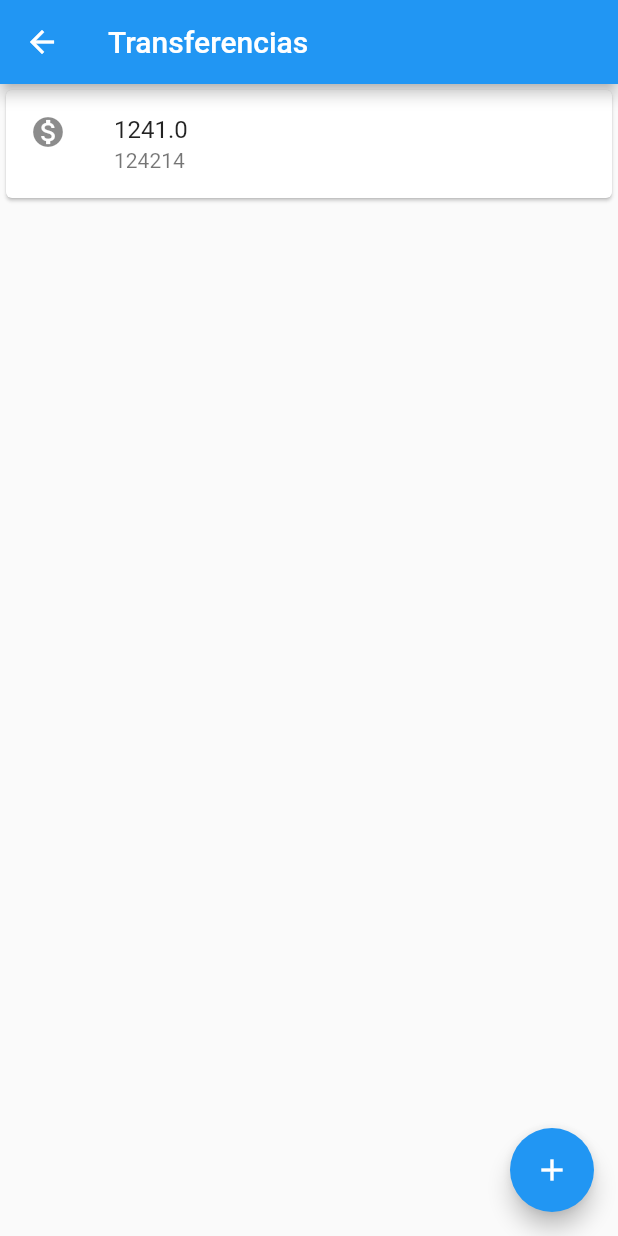
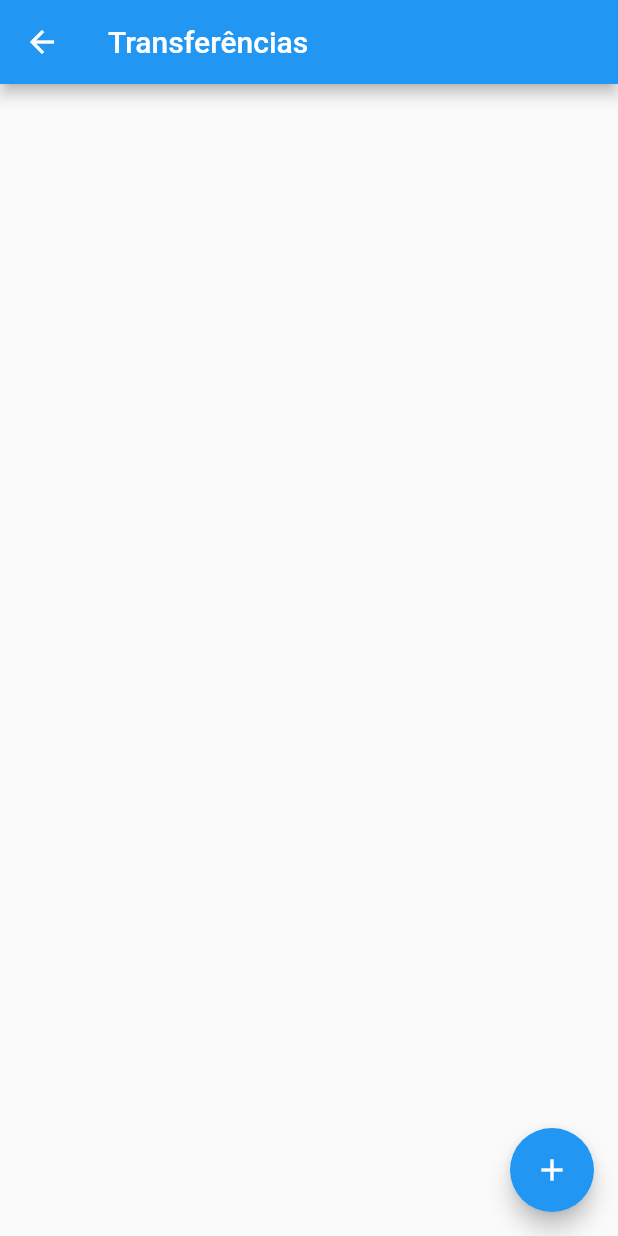
Before and after one commit to felipegarciamf/flutter-bytebank, a Flutter app: the ListaTransferencias screen opened directly, on a phone screen of 412 x 824 dp. Run offline on Flutter 3.47's test engine with Material 2 defaults, Android fonts, the phone set to English and light mode, and no system bars.

Commit message:
corrigindo atualizacao de lista de transferencias

```diff
--- a/lib/br/com/bytebank/view/screens/transferencia/ListaDeTransferencia.dart
+++ b/lib/br/com/bytebank/view/screens/transferencia/ListaDeTransferencia.dart
@@ -5,38 +5,46 @@ import 'package:flutter/material.dart';
 import 'FormularioTransferencia.dart';
 import '../../widgets/ItemTransferencia.dart';
 
-class ListaTransferencias extends StatelessWidget {
+class ListaTransferencias extends StatefulWidget {
   final List<Transferencia> _transferencias = [];
 
   @override
+  State<StatefulWidget> createState() {
+    return ListaTransferenciasState();
+  }
+}
+
+class ListaTransferenciasState extends State<ListaTransferencias> {
+  @override
   Widget build(BuildContext context) {
-    _transferencias.add(Transferencia(1241.0, 124214));
     return Scaffold(
       appBar: AppBar(
-        title: Text('Transferencias'),
+        title: Text('Transferências'),
       ),
       body: ListView.builder(
-        itemCount: _transferencias.length,
+        itemCount: widget._transferencias.length,
         itemBuilder: (context, indice) {
-          final transferencia = _transferencias[indice];
+          final transferencia = widget._transferencias[indice];
           return ItemTransferencia(transferencia);
         },
       ),
       floatingActionButton: FloatingActionButton(
+        child: Icon(Icons.add),
         onPressed: () {
           final Future future =
-          Navigator.push(context, MaterialPageRoute(builder: (context) {
+              Navigator.push(context, MaterialPageRoute(builder: (context) {
             return FormularioTransferencia();
           }));
           future.then((transferenciaRecebida) {
-            debugPrint("chegou no then do future");
-            debugPrint("$transferenciaRecebida");
-            _transferencias.add(transferenciaRecebida);
+            Future.delayed(Duration(seconds: 1), () {
+              if (transferenciaRecebida != null) {
+                setState(() {
+                  widget._transferencias.add(transferenciaRecebida);
+                });
+              }
+            });
           });
-
-          debugPrint("entrou aqui");
         },
-        child: const Icon(Icons.add),
       ),
     );
   }
```
